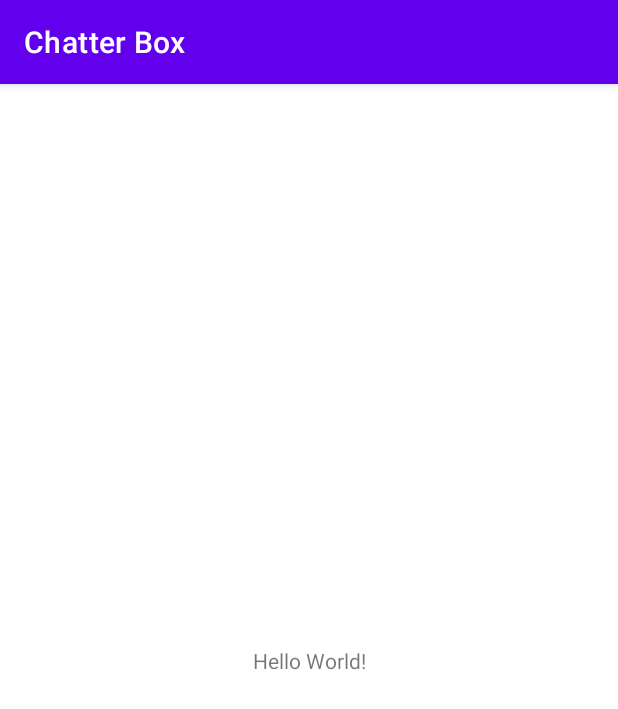
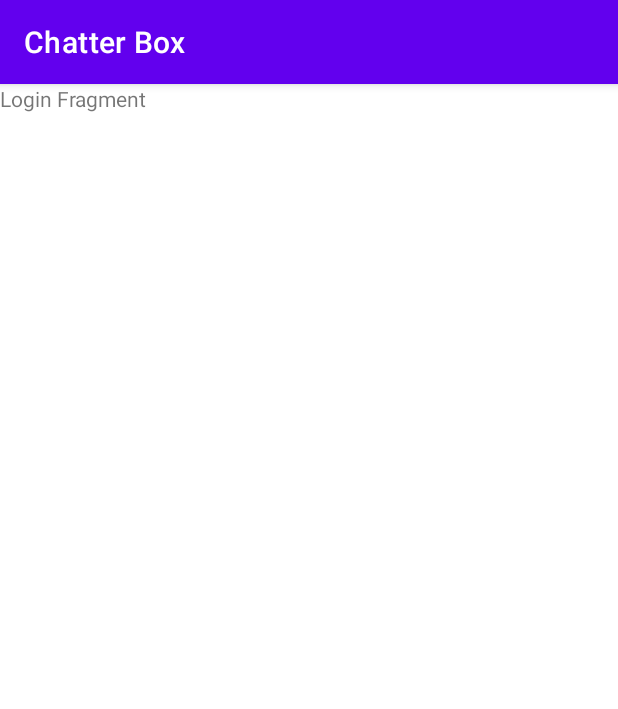
Before and after one commit to varshney-prince/Chatter-Box, an Android app: the screen it shows after launch (MainActivity), on a phone screen of 412 x 824 dp. Shown: the top 709 px of the screen. Run offline under Robolectric (Android 15) with nearby library versions, the phone set to English and light mode, and no system bars.

Commit message:
Fragment created

```diff
--- a/app/build.gradle
+++ b/app/build.gradle
@@ -37,6 +37,8 @@ dependencies {
     implementation 'androidx.appcompat:appcompat:1.5.0'
     implementation 'com.google.android.material:material:1.6.1'
     implementation 'androidx.constraintlayout:constraintlayout:2.1.4'
+    implementation 'androidx.navigation:navigation-fragment-ktx:2.5.2'
+    implementation 'androidx.navigation:navigation-ui-ktx:2.5.2'
     testImplementation 'junit:junit:4.13.2'
     androidTestImplementation 'androidx.test.ext:junit:1.1.3'
     androidTestImplementation 'androidx.test.espresso:espresso-core:3.4.0'
--- a/app/src/main/AndroidManifest.xml
+++ b/app/src/main/AndroidManifest.xml
@@ -2,6 +2,7 @@
 <manifest xmlns:android="http://schemas.android.com/apk/res/android"
     xmlns:tools="http://schemas.android.com/tools"
     package="com.example.chatterbox">
+    <uses-permission android:name="android.permission.WRITE_EXTERNAL_STORAGE" />
 
     <application
         android:allowBackup="true"
--- /dev/null
+++ b/app/src/main/java/com/example/chatterbox/LoginFragment.kt
@@ -0,0 +1,30 @@
+package com.example.chatterbox
+
+import android.os.Bundle
+import androidx.fragment.app.Fragment
+import android.view.LayoutInflater
+import android.view.View
+import android.view.ViewGroup
+import android.widget.TextView
+import androidx.navigation.fragment.findNavController
+
+
+class LoginFragment : Fragment() {
+
+
+
+    override fun onCreateView(
+        inflater: LayoutInflater, container: ViewGroup?,
+        savedInstanceState: Bundle?
+    ): View? {
+        // Inflate the layout for this fragment
+        val view= inflater.inflate(R.layout.fragment_login, container, false)
+        val txt =view.findViewById<TextView>(R.id.txt1)
+        txt.setOnClickListener {
+            findNavController().navigate(R.id.action_loginFragment_to_registerFragment)
+        }
+        return  view
+    }
+
+
+}
--- a/app/src/main/res/layout/activity_main.xml
+++ b/app/src/main/res/layout/activity_main.xml
@@ -1,18 +1,10 @@
 <?xml version="1.0" encoding="utf-8"?>
-<androidx.constraintlayout.widget.ConstraintLayout xmlns:android="http://schemas.android.com/apk/res/android"
+<androidx.fragment.app.FragmentContainerView xmlns:android="http://schemas.android.com/apk/res/android"
     xmlns:app="http://schemas.android.com/apk/res-auto"
-    xmlns:tools="http://schemas.android.com/tools"
+    android:id="@+id/nav_host_fragment"
+    android:name="androidx.navigation.fragment.NavHostFragment"
     android:layout_width="match_parent"
     android:layout_height="match_parent"
-    tools:context=".MainActivity">
-
-    <TextView
-        android:layout_width="wrap_content"
-        android:layout_height="wrap_content"
-        android:text="Hello World!"
-        app:layout_constraintBottom_toBottomOf="parent"
-        app:layout_constraintEnd_toEndOf="parent"
-        app:layout_constraintStart_toStartOf="parent"
-        app:layout_constraintTop_toTopOf="parent" />
-
-</androidx.constraintlayout.widget.ConstraintLayout>
+    app:defaultNavHost="true"
+    app:navGraph="@navigation/nav_graph"
+    />
--- /dev/null
+++ b/app/src/main/res/layout/fragment_login.xml
@@ -0,0 +1,15 @@
+<?xml version="1.0" encoding="utf-8"?>
+<FrameLayout xmlns:android="http://schemas.android.com/apk/res/android"
+    xmlns:tools="http://schemas.android.com/tools"
+    android:layout_width="match_parent"
+    android:layout_height="match_parent"
+    tools:context=".LoginFragment">
+
+    <!-- TODO: Update blank fragment layout -->
+    <TextView
+        android:id="@+id/txt1"
+        android:layout_width="match_parent"
+        android:layout_height="match_parent"
+        android:text="Login Fragment" />
+
+</FrameLayout>
--- /dev/null
+++ b/app/src/main/res/navigation/nav_graph.xml
@@ -0,0 +1,43 @@
+<?xml version="1.0" encoding="utf-8"?>
+<navigation xmlns:android="http://schemas.android.com/apk/res/android"
+    xmlns:app="http://schemas.android.com/apk/res-auto"
+    xmlns:tools="http://schemas.android.com/tools"
+    android:id="@+id/nav_graph"
+    app:startDestination="@id/loginFragment">
+
+    <fragment
+        android:id="@+id/loginFragment"
+        android:name="com.example.chatterbox.LoginFragment"
+        android:label="fragment_login"
+        tools:layout="@layout/fragment_login" >
+        <action
+            android:id="@+id/action_loginFragment_to_registerFragment"
+            app:destination="@id/registerFragment" />
+        <action
+            android:id="@+id/action_loginFragment_to_dashBoardFragment"
+            app:destination="@id/dashBoardFragment" />
+    </fragment>
+    <fragment
+        android:id="@+id/registerFragment"
+        android:name="com.example.chatterbox.RegisterFragment"
+        android:label="fragment_register"
+        tools:layout="@layout/fragment_register" >
+        <action
+            android:id="@+id/action_registerFragment_to_dashBoardFragment"
+            app:destination="@id/dashBoardFragment" />
+    </fragment>
+    <fragment
+        android:id="@+id/dashBoardFragment"
+        android:name="com.example.chatterbox.DashBoardFragment"
+        android:label="fragment_dash_board"
+        tools:layout="@layout/fragment_dash_board" >
+        <action
+            android:id="@+id/action_dashBoardFragment_to_chatFragment"
+            app:destination="@id/chatFragment" />
+    </fragment>
+    <fragment
+        android:id="@+id/chatFragment"
+        android:name="com.example.chatterbox.ChatFragment"
+        android:label="fragment_chat"
+        tools:layout="@layout/fragment_chat" />
+</navigation>
--- a/app/src/main/res/values/strings.xml
+++ b/app/src/main/res/values/strings.xml
@@ -1,3 +1,5 @@
 <resources>
     <string name="app_name">Chatter Box</string>
+    <!-- TODO: Remove or change this placeholder text -->
+    <string name="hello_blank_fragment">Hello blank fragment</string>
 </resources>
```
Also changed, not shown: app/src/main/java/com/example/chatterbox/ChatFragment.kt (added, +22 -0 lines), app/src/main/java/com/example/chatterbox/DashBoardFragment.kt (added, +30 -0 lines), app/src/main/java/com/example/chatterbox/RegisterFragment.kt (added, +27 -0 lines), app/src/main/res/layout/fragment_chat.xml (added, +14 -0 lines), app/src/main/res/layout/fragment_dash_board.xml (added, +15 -0 lines), app/src/main/res/layout/fragment_register.xml (added, +15 -0 lines).
